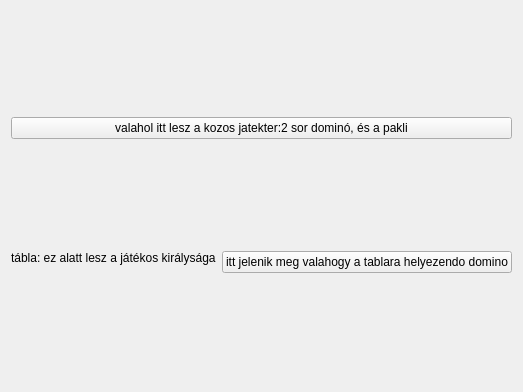
Old version of the form jatek/widget.ui in the repository rrmrrm/dominoSzeru.
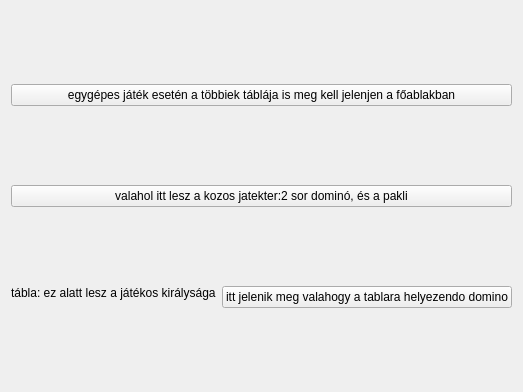
New version of the form.

The edit to the form file:
```diff
--- a/jatek/widget.ui
+++ b/jatek/widget.ui
@@ -14,6 +14,13 @@
    <string>Widget</string>
   </property>
   <layout class="QVBoxLayout" name="mainLayout">
+   <item>
+    <widget class="QPushButton" name="pushButton_3">
+     <property name="text">
+      <string>egygépes játék esetén a többiek táblája is meg kell jelenjen a főablakban</string>
+     </property>
+    </widget>
+   </item>
    <item>
     <widget class="QPushButton" name="pushButton_2">
      <property name="text">
```
